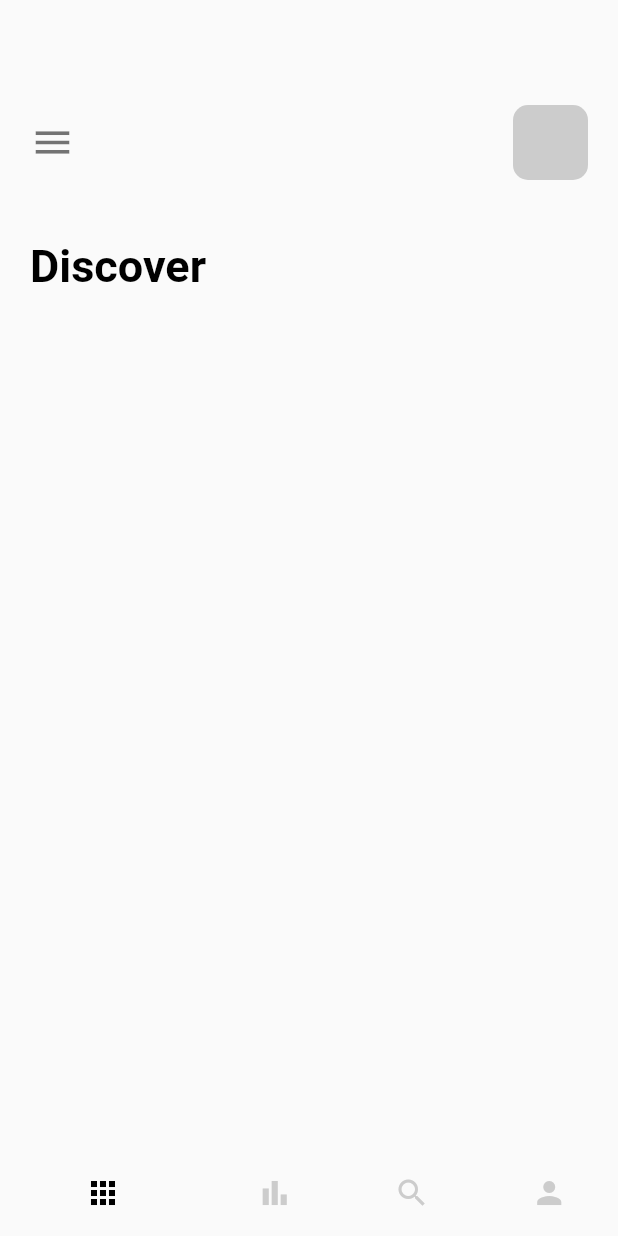
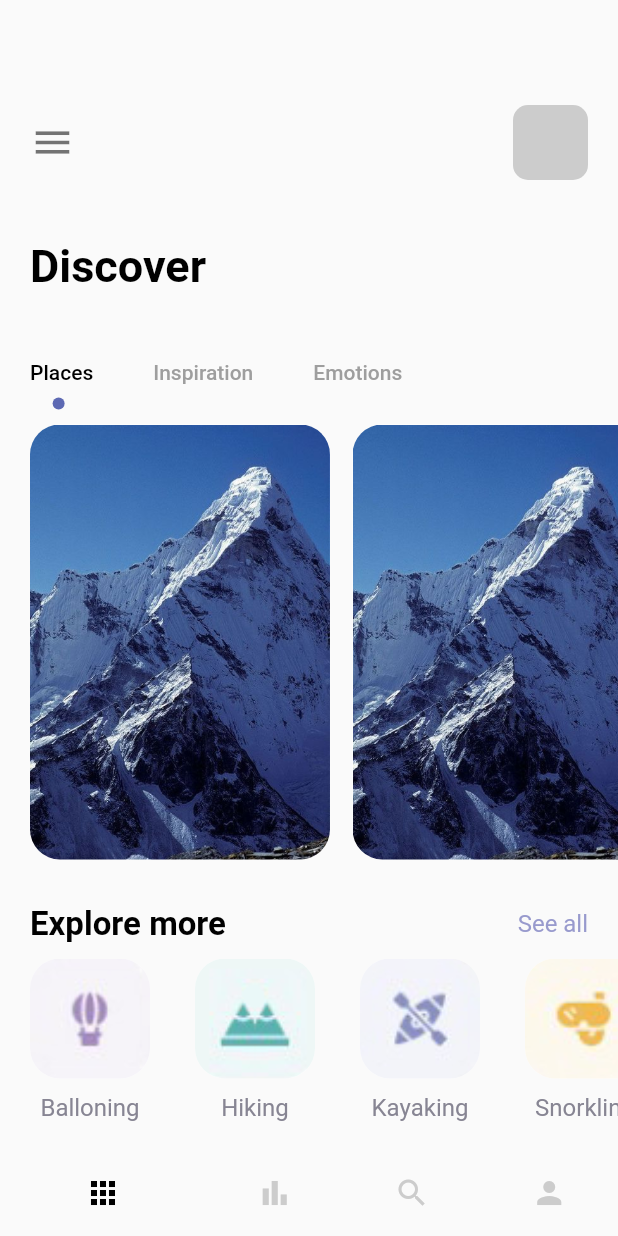
Before and after one commit to saahandra-dev/cubit_app_flutter, a Flutter app: the screen it shows after launch, on a phone screen of 412 x 824 dp. Run offline on Flutter 3.47's test engine with Material 2 defaults, Android fonts, the phone set to English and light mode, and no system bars.

Commit message:
homepage

```diff
--- a/lib/pages/navpages.dart/homepage.dart
+++ b/lib/pages/navpages.dart/homepage.dart
@@ -1,5 +1,8 @@
 import 'package:cubit_app/widgets/app_large_text.dart';
+import 'package:cubit_app/widgets/app_text.dart';
 import 'package:flutter/material.dart';
+
+import '../../misc/colors.dart';
 
 class HomePage extends StatefulWidget {
   const HomePage({ Key? key }) : super(key: key);
@@ -8,11 +11,21 @@ class HomePage extends StatefulWidget {
   State<HomePage> createState() => _HomeState();
 }
 
-class _HomeState extends State<HomePage> {
+class _HomeState extends State<HomePage> with TickerProviderStateMixin {
+
+  var images = {
+    'balloning.png': 'Balloning',
+    'hiking.png': 'Hiking',
+    'kayaking.png' : 'Kayaking',
+    'snorkling.png' : 'Snorkling'
+  };
+
   @override
   Widget build(BuildContext context) {
+    TabController _tabController = TabController(length: 3, vsync: this);
     return Scaffold(
-      body: Column(
+      body: SingleChildScrollView(
+        child: Column(
           crossAxisAlignment: CrossAxisAlignment.start,
           children: [
             Container(
@@ -39,9 +52,141 @@ class _HomeState extends State<HomePage> {
               child: AppLargeText(text: 'Discover'),
             ),
             SizedBox(height: 30,),
-
+            //tabbar
+            Container(
+              child: Align(
+                alignment: Alignment.centerLeft,
+                child: TabBar(
+                  labelPadding: const EdgeInsets.only(left: 20, right: 20),
+                  controller: _tabController,
+                  labelColor: Colors.black,
+                  unselectedLabelColor: Colors.grey,
+                  isScrollable: true,
+                  indicatorSize: TabBarIndicatorSize.label,
+                  indicator: CircleTabIndicator(color: AppColors.mainColor, radius: 4),
+                  tabs: [
+                    Tab(text: 'Places'),
+                    Tab(text: 'Inspiration'),
+                    Tab(text: 'Emotions',)
                   ],
+                ),
+              )
+            ),
+            Container(
+              padding: const EdgeInsets.only(left: 20),
+              height: 300,
+              width: double.maxFinite,
+              child: TabBarView(
+                controller: _tabController,
+                children: [
+                  ListView.builder(
+                    itemCount: 3,
+                    scrollDirection: Axis.horizontal,
+                    itemBuilder: (context, index) {
+                      return Container(
+                        margin: const EdgeInsets.only(right: 15, top: 10),
+                        width: 200,
+                        height: 300,
+                        decoration: BoxDecoration(
+                          borderRadius: BorderRadius.circular(20),
+                          color: Colors.white,
+                          image: DecorationImage(
+                            image: AssetImage('img/mountain.jpeg'),
+                            fit: BoxFit.cover
+                          )
+                        ),
+                      );
+                    },
+                  ),
+                  Text('Hi'),
+                  Text('Hi')
+                ],
+              ),
+            ),
+            SizedBox(height: 30,),
+            Container(
+              margin: const EdgeInsets.symmetric(horizontal: 20),
+              child: Row(
+                mainAxisAlignment: MainAxisAlignment.spaceBetween,
+                children: [
+                  AppLargeText(text: 'Explore more', size: 22),
+                  AppText(text: 'See all', color: AppColors.textColor1)
+                ],
+              ),
+            ),
+            SizedBox(height: 10,),
+            Container(
+              width: double.maxFinite,
+              height: 120,
+              margin: const EdgeInsets.only(left: 20),
+              child: ListView.builder(
+                itemCount: 4,
+                scrollDirection: Axis.horizontal,
+                itemBuilder: ((context, index) {
+                  return Container(
+                    margin: const EdgeInsets.only(right: 30),
+                    child: Column(
+                      children: [
+                        Container(
+                          width: 80,
+                          height: 80,
+                          decoration: BoxDecoration(
+                            borderRadius: BorderRadius.circular(20),
+                            color: Colors.white,
+                            image: DecorationImage(
+                              image: AssetImage('img/' + images.keys.elementAt(index)),
+                              fit: BoxFit.cover
+                            )
+                          ),
+                        ),
+                        SizedBox(height: 10,),
+                        Container(
+                          child: AppText(text: images.values.elementAt(index), color: AppColors.textColor2),
+                        )
+                      ],
+                    ),
+                  );
+                })
+                ),
+            )
+          ],
+        ),
       ),
     );
   }
 }
+
+class CircleTabIndicator extends Decoration {
+  final Color color;
+  double radius;
+
+  CircleTabIndicator({required this.color, required this.radius});
+
+  @override
+  BoxPainter createBoxPainter([VoidCallback? onChanged]) {
+    // TODO: implement createBoxPainter
+    return _CirclePainter(color: color, radius: radius);
+  }
+
+
+}
+
+class _CirclePainter extends BoxPainter{
+  final Color color;
+  double radius;
+
+  _CirclePainter({required this.color, required this.radius});
+
+  @override
+  void paint(Canvas canvas, Offset offset, ImageConfiguration configuration) {
+    // TODO: implement paint
+
+    Paint _paint = Paint();
+    _paint.color = color;
+    _paint.isAntiAlias = true;
+    final Offset circleOffset = Offset(configuration.size!.width/2 - radius/2, configuration.size!.height-radius);
+
+
+    canvas.drawCircle(offset+circleOffset, radius, _paint);
+  }
+}
```
Lines whose indentation alone changed are shown as unchanged.
